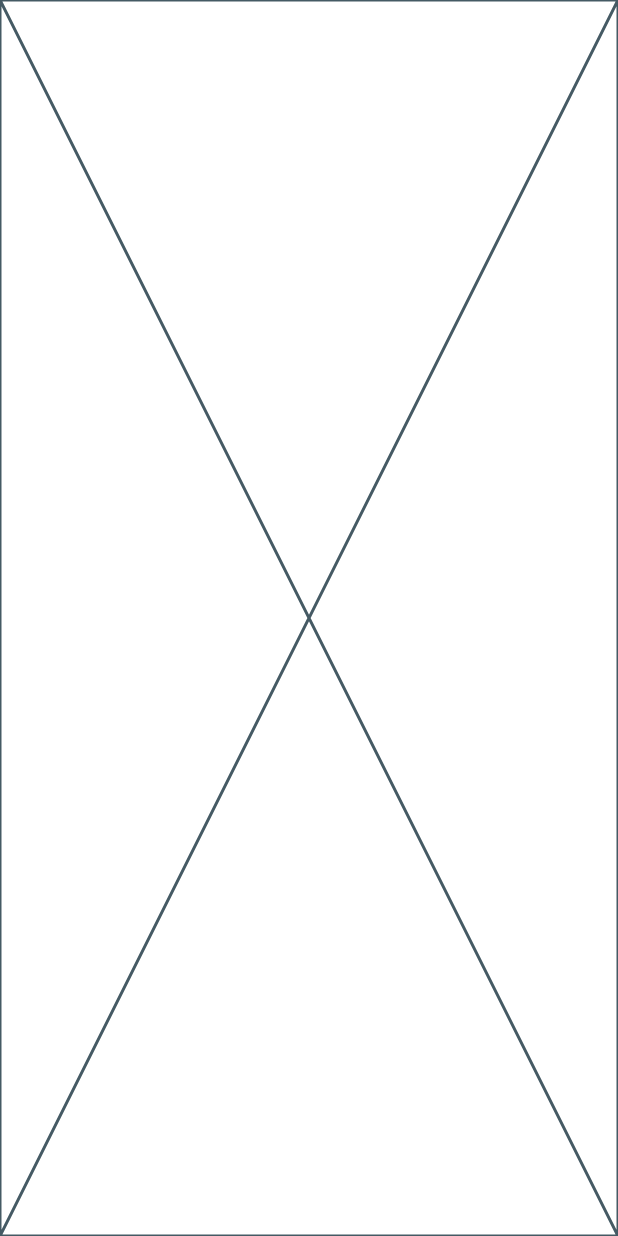
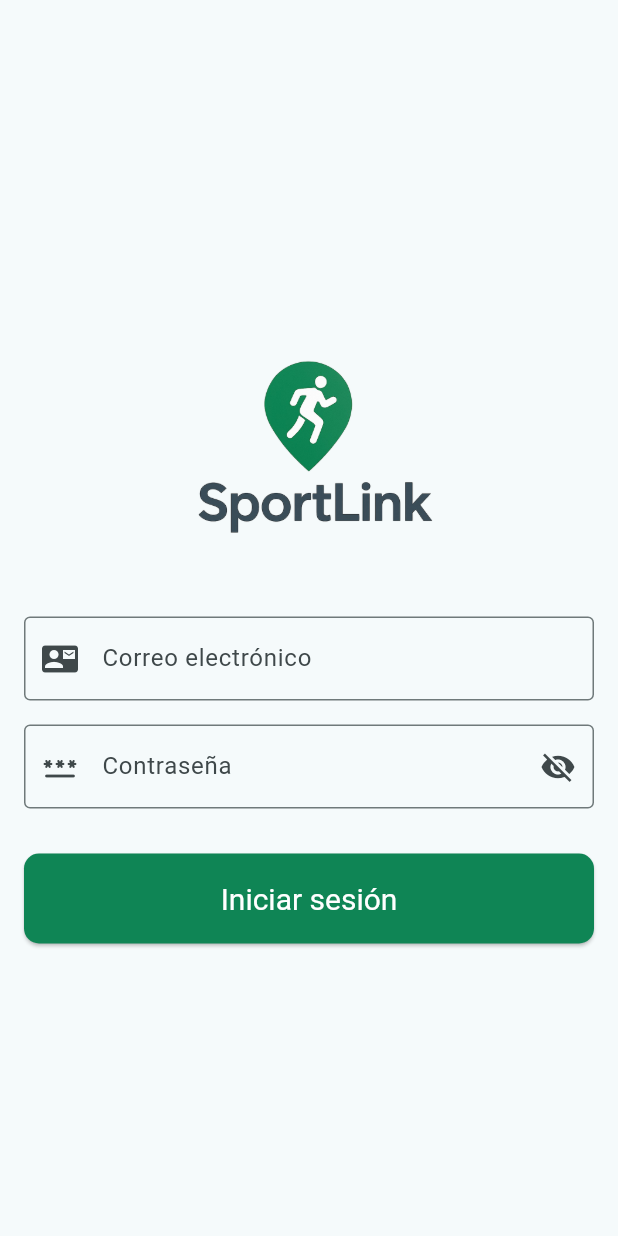
Before and after one commit to Holman-Alberto/practica_3, a Flutter app: the screen it shows after launch, on a phone screen of 412 x 824 dp. Run offline on Flutter 3.47's test engine with Material 3 defaults, Android fonts, the phone set to English and light mode, and no system bars.

Commit message:
Feature Sign In

```diff
--- a/lib/main.dart
+++ b/lib/main.dart
@@ -14,7 +14,7 @@ class MyApp extends StatelessWidget {
     return MaterialApp(
       title: 'Flutter Demo',
       theme: ThemeData(
-        colorScheme: ColorScheme.fromSeed(seedColor: Colors.deepPurple),
+        colorScheme: ColorScheme.fromSeed(seedColor: Colors.white),
       ),
       home: const SplashPage(),
     );
--- a/lib/pages/sign_in_page.dart
+++ b/lib/pages/sign_in_page.dart
@@ -8,8 +8,80 @@ class SignInPage extends StatefulWidget {
 }
 
 class _SignInPageState extends State<SignInPage> {
+  final _email = TextEditingController();
+  final _password = TextEditingController();
+
+  bool _obscurePassword = true;
+
   @override
   Widget build(BuildContext context) {
-    return const Placeholder();
+    return Scaffold(
+      body: SafeArea(
+        child: Padding(
+          padding: const EdgeInsets.all(16),
+          child: Center(
+            child: SingleChildScrollView(
+              child: Column(
+                mainAxisAlignment: MainAxisAlignment.center,
+                children: [
+                  const Image(
+                    image: AssetImage("assets/images/logo.png"),
+                    height: 200,
+                    width: 200,
+                  ),
+                  const SizedBox(height: 16),
+                  TextFormField(
+                    controller: _email,
+                    decoration: const InputDecoration(
+                      border: OutlineInputBorder(),
+                      prefixIcon: Icon(Icons.contact_mail),
+                      labelText: "Correo electrónico",
+                    ),
+                    keyboardType: TextInputType.emailAddress,
+                  ),
+                  const SizedBox(height: 16),
+                  TextFormField(
+                    controller: _password,
+                    obscureText: _obscurePassword,
+                    decoration: InputDecoration(
+                      border: OutlineInputBorder(),
+                      prefixIcon: Icon(Icons.password_rounded),
+                      suffixIcon: IconButton(
+                        onPressed: () {
+                          setState(() {
+                            _obscurePassword = !_obscurePassword;
+                          });
+                        },
+                        icon: Icon(
+                          _obscurePassword
+                              ? Icons.visibility_off
+                              : Icons.visibility,
+                        ),
+                      ),
+                      labelText: "Contraseña",
+                    ),
+                    keyboardType: TextInputType.visiblePassword,
+                  ),
+                  const SizedBox(height: 30),
+                  ElevatedButton(
+                    style: ElevatedButton.styleFrom(
+                        foregroundColor: Colors.white,
+                        backgroundColor: Color(0xFF0F8555),
+                        fixedSize: const Size(400, 60),
+                        textStyle: const TextStyle(fontSize: 20),
+                        shape: RoundedRectangleBorder(
+                            borderRadius: BorderRadius.circular(10)
+                        )
+                    ),
+                    onPressed: () {},
+                    child: const Text("Iniciar sesión"),
+                  ),
+                ],
+              ),
+            ),
+          ),
+        ),
+      ),
+    );
   }
 }
```
